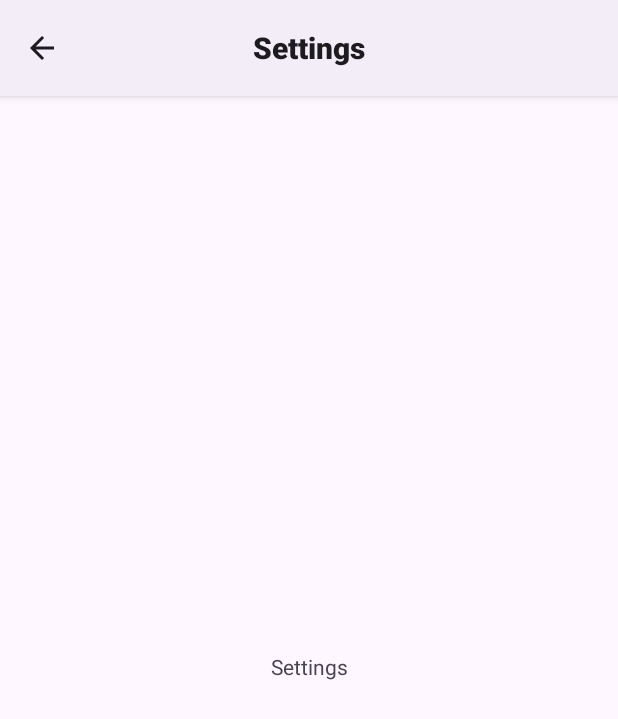
After one commit to Warna-Ku/Warnaku-App, an Android app: the SettingActivity screen opened directly, with no data from a screen before it, on a phone screen of 412 x 824 dp. The commit adds this screen. Shown: the top 719 px of the screen. Run offline under Robolectric (Android 15) with nearby library versions, the light colour scheme and no system bars.

Commit message:
Add settings

```diff
--- /dev/null
+++ b/app/src/main/java/com/dicoding/warnaku_app/view/setting/SettingActivity.kt
@@ -0,0 +1,40 @@
+package com.dicoding.warnaku_app.view.setting
+
+import android.os.Bundle
+import android.view.MenuItem
+import android.widget.TextView
+import androidx.appcompat.app.ActionBar
+import androidx.appcompat.app.AppCompatActivity
+import androidx.core.view.ViewCompat
+import androidx.core.view.WindowInsetsCompat
+import com.dicoding.warnaku_app.R
+
+class SettingActivity : AppCompatActivity() {
+    override fun onCreate(savedInstanceState: Bundle?) {
+        super.onCreate(savedInstanceState)
+        setContentView(R.layout.activity_setting)
+        supportActionBar?.setDisplayHomeAsUpEnabled(true)
+
+        supportActionBar?.displayOptions = ActionBar.DISPLAY_SHOW_CUSTOM
+        supportActionBar?.setCustomView(R.layout.custom_action_bar)
+        supportActionBar?.setDisplayHomeAsUpEnabled(true)
+
+        val titleTextView = supportActionBar?.customView?.findViewById<TextView>(R.id.action_bar_title)
+        titleTextView?.text = "Settings"
+
+        ViewCompat.setOnApplyWindowInsetsListener(findViewById(R.id.main)) { v, insets ->
+            val systemBars = insets.getInsets(WindowInsetsCompat.Type.systemBars())
+            v.setPadding(systemBars.left, systemBars.top, systemBars.right, systemBars.bottom)
+            insets
+        }
+    }
+    override fun onOptionsItemSelected(item: MenuItem): Boolean {
+        return when (item.itemId) {
+            android.R.id.home -> {
+                onBackPressed()
+                true
+            }
+            else -> super.onOptionsItemSelected(item)
+        }
+    }
+}
--- /dev/null
+++ b/app/src/main/res/layout/activity_setting.xml
@@ -0,0 +1,19 @@
+<?xml version="1.0" encoding="utf-8"?>
+<androidx.constraintlayout.widget.ConstraintLayout xmlns:android="http://schemas.android.com/apk/res/android"
+    xmlns:app="http://schemas.android.com/apk/res-auto"
+    xmlns:tools="http://schemas.android.com/tools"
+    android:id="@+id/main"
+    android:layout_width="match_parent"
+    android:layout_height="match_parent"
+    tools:context=".view.setting.SettingActivity">
+
+    <TextView
+        android:id="@+id/textView3"
+        android:layout_width="wrap_content"
+        android:layout_height="wrap_content"
+        android:text="@string/settings"
+        app:layout_constraintBottom_toBottomOf="parent"
+        app:layout_constraintEnd_toEndOf="parent"
+        app:layout_constraintStart_toStartOf="parent"
+        app:layout_constraintTop_toTopOf="parent" />
+</androidx.constraintlayout.widget.ConstraintLayout>
--- a/app/src/main/res/values/strings.xml
+++ b/app/src/main/res/values/strings.xml
@@ -30,4 +30,5 @@
     <string name="analysis">Analysis\n</string>
     <string name="history">History</string>
     <string name="textcam_guidence">Align your face within the oval outline</string>
+    <string name="settings">Settings</string>
 </resources>
```
Also changed, not shown: app/src/main/AndroidManifest.xml (+7 -3 lines), app/src/main/java/com/dicoding/warnaku_app/MainActivity.kt (+21 -0 lines), app/src/main/res/drawable/setting_icon.xml (added, +16 -0 lines), app/src/main/res/menu/main_menu.xml (added, +10 -0 lines).
